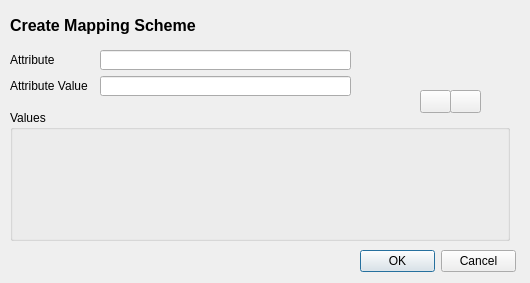
Above: qt/dlg_edit_attributes.ui from gem/sidd before the change. Below: the same form after it.
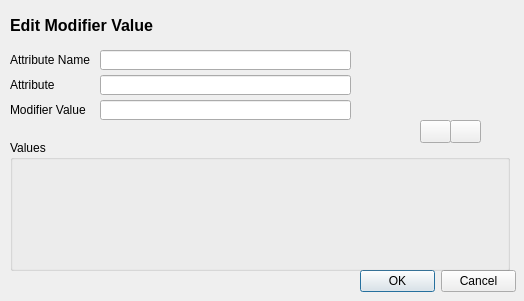
That is the form after the change. Icons and pictures are not drawn.

Commit message: updates - created new sets of operators *ToGrid   ZoneToGrid: create grids from zone with building count   FootprintZoneToGrid: create grid from footprint and zone. if zone has building count > footprint count,                        additional building count in zone is distributed out according to area                        (leftover from total-footprint area) - added test cases - deprecated following operators   GridWriter, GridFromRegionWriter, ExposureGeometryWriter, FootprintAggregator, ZoneGridMerger, ZoneFootprintMerger   will delete in next commit along with their test cases

The edit to the form file:
```diff
--- a/qt/dlg_edit_attributes.ui
+++ b/qt/dlg_edit_attributes.ui
@@ -6,8 +6,8 @@
    <rect>
     <x>0</x>
     <y>0</y>
-    <width>530</width>
-    <height>283</height>
+    <width>524</width>
+    <height>301</height>
    </rect>
   </property>
   <property name="windowTitle">
@@ -17,7 +17,7 @@
    <property name="geometry">
     <rect>
      <x>360</x>
-     <y>250</y>
+     <y>270</y>
      <width>156</width>
      <height>23</height>
     </rect>
@@ -26,7 +26,7 @@
     <set>QDialogButtonBox::Cancel|QDialogButtonBox::Ok</set>
    </property>
   </widget>
-  <widget class="QLabel" name="lb_attribute">
+  <widget class="QLabel" name="lb_attribute_name">
    <property name="geometry">
     <rect>
      <x>10</x>
@@ -36,7 +36,7 @@
     </rect>
    </property>
    <property name="text">
-    <string>Attribute</string>
+    <string>Attribute Name</string>
    </property>
   </widget>
   <widget class="QLineEdit" name="txt_attribute">
@@ -66,14 +66,14 @@
     </font>
    </property>
    <property name="text">
-    <string>Create Mapping Scheme</string>
+    <string>Edit Modifier Value</string>
    </property>
   </widget>
   <widget class="QGroupBox" name="boxAttributes">
    <property name="geometry">
     <rect>
      <x>10</x>
-     <y>110</y>
+     <y>140</y>
      <width>500</width>
      <height>131</height>
     </rect>
@@ -86,7 +86,7 @@
    <property name="geometry">
     <rect>
      <x>100</x>
-     <y>76</y>
+     <y>100</y>
      <width>251</width>
      <height>20</height>
     </rect>
@@ -96,20 +96,20 @@
    <property name="geometry">
     <rect>
      <x>10</x>
-     <y>76</y>
+     <y>100</y>
      <width>100</width>
      <height>20</height>
     </rect>
    </property>
    <property name="text">
-    <string>Attribute Value</string>
+    <string>Modifier Value</string>
    </property>
   </widget>
   <widget class="QWidget" name="widget_mod_values_menu_r" native="true">
    <property name="geometry">
     <rect>
      <x>420</x>
-     <y>90</y>
+     <y>120</y>
      <width>91</width>
      <height>23</height>
     </rect>
@@ -149,6 +149,29 @@
     </property>
    </widget>
   </widget>
+  <widget class="QLineEdit" name="txt_attribute">
+   <property name="geometry">
+    <rect>
+     <x>100</x>
+     <y>75</y>
+     <width>251</width>
+     <height>20</height>
+    </rect>
+   </property>
+  </widget>
+  <widget class="QLabel" name="lb_attribute">
+   <property name="geometry">
+    <rect>
+     <x>10</x>
+     <y>75</y>
+     <width>100</width>
+     <height>20</height>
+    </rect>
+   </property>
+   <property name="text">
+    <string>Attribute</string>
+   </property>
+  </widget>
  </widget>
  <resources>
   <include location="resources/SIDDResource.qrc"/>
```
Left out of the diff: 12 changed lines with no effect on the pictures. The commit also changes 75 other files.
